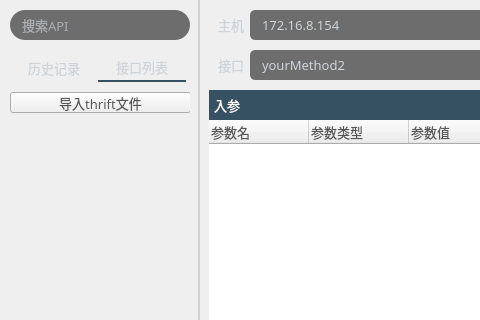
Before: the Qt Designer form thriftwidget.ui in HuaGouFdog/Fdog-Kit, drawn with Qt 5; both pictures show x 0 to 480 and y 0 to 320 of the 1137 by 640 pixel window.
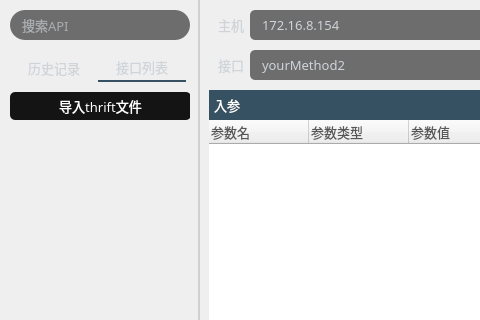
After: the same form once the commit is applied. Icons and pictures are not drawn.

Diff of the .ui file:
```diff
--- a/thriftwidget.ui
+++ b/thriftwidget.ui
@@ -287,9 +287,21 @@
             <x>0</x>
             <y>10</y>
             <width>181</width>
-            <height>21</height>
+            <height>28</height>
            </rect>
           </property>
+          <property name="minimumSize">
+           <size>
+            <width>0</width>
+            <height>28</height>
+           </size>
+          </property>
+          <property name="maximumSize">
+           <size>
+            <width>16777215</width>
+            <height>28</height>
+           </size>
+          </property>
           <property name="font">
            <font>
             <family>OPPOSans B</family>
@@ -297,6 +309,24 @@
             <stylestrategy>PreferAntialias</stylestrategy>
            </font>
           </property>
+          <property name="styleSheet">
+           <string notr="true">QToolButton {
+	color: rgb(255, 255, 255);
+	
+	
+	background-color: rgb(20, 20, 20);
+	border-radius: 5px;
+}
+
+QToolButton::menu-indicator { 
+	image: None;
+}
+ 
+QToolButton:hover {
+	color: rgb(255, 255, 255);
+	background-color: rgb(20, 20, 20);
+}</string>
+          </property>
           <property name="text">
            <string>导入thrift文件</string>
           </property>
```
